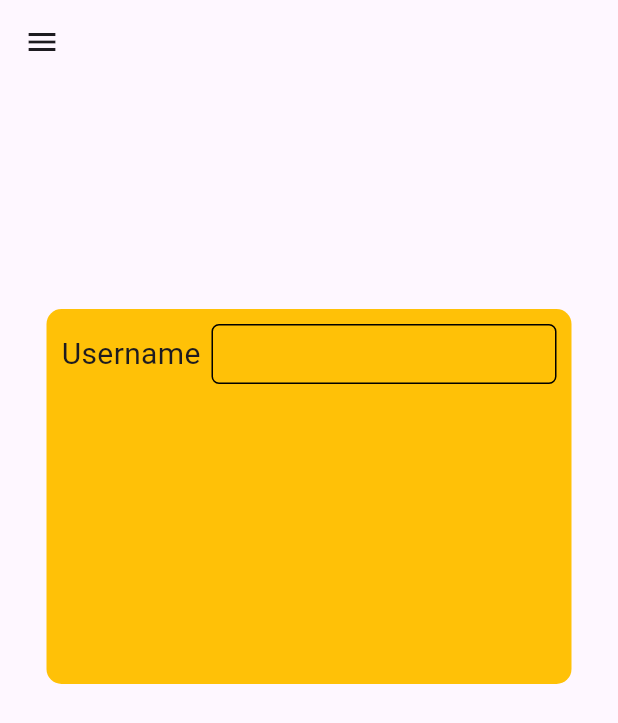
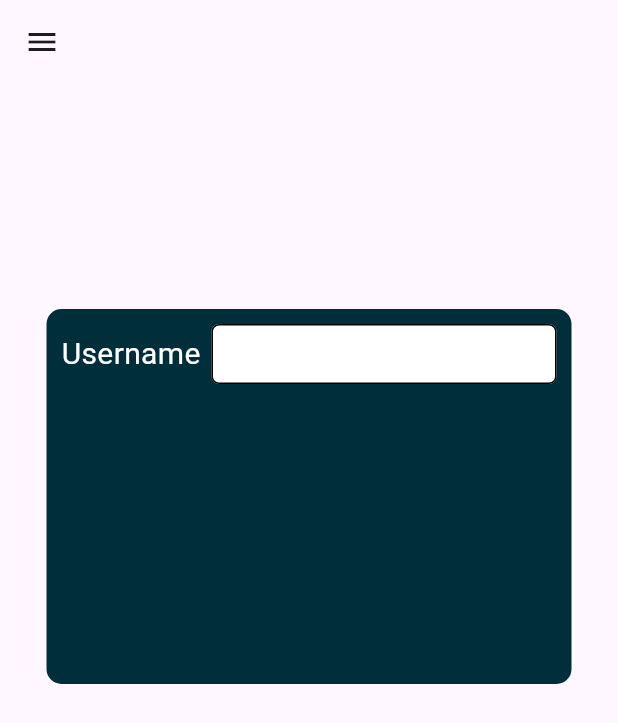
Before and after one commit to BadrEssalam/g_Stack, a Flutter app: the screen it shows after launch, on a phone screen of 412 x 824 dp. Shown: the top 723 px of the screen. Run offline on Flutter 3.47's test engine with Material 3 defaults, Android fonts, the phone set to English and light mode, and no system bars.

Commit message:
change colors

```diff
--- a/lib/main.dart
+++ b/lib/main.dart
@@ -1,4 +1,5 @@
 import 'package:flutter/material.dart';
+import 'package:flutter/widgets.dart';
 
 void main(List<String> args) {
   runApp(const MyApp());
@@ -22,7 +23,7 @@ class MyApp extends StatelessWidget {
               height: ContainerHeight,
               width: ContainerWidth,
               decoration: const BoxDecoration(
-                  color: Colors.amber,
+                  color: Color.fromARGB(255, 1, 46, 59),
                   borderRadius: BorderRadius.all(Radius.circular(10))),
               margin: EdgeInsets.only(
                   top: 150,
@@ -34,15 +35,17 @@ class MyApp extends StatelessWidget {
                   Row(
                     mainAxisAlignment: MainAxisAlignment.spaceBetween,
                     children: [
-                      Text(
+                      const Text(
                         'Username',
-                        style: TextStyle(fontSize: 20),
+                        style: TextStyle(fontSize: 20, color: Colors.white),
                       ),
-                      Container(
+                      SizedBox(
                           width: 230,
                           height: 40,
                           child: TextField(
                             decoration: InputDecoration(
+                              fillColor: Colors.white,
+                              filled: true,
                                 enabledBorder: OutlineInputBorder(borderRadius: BorderRadius.circular(5))),
                           ))
                     ],
```
